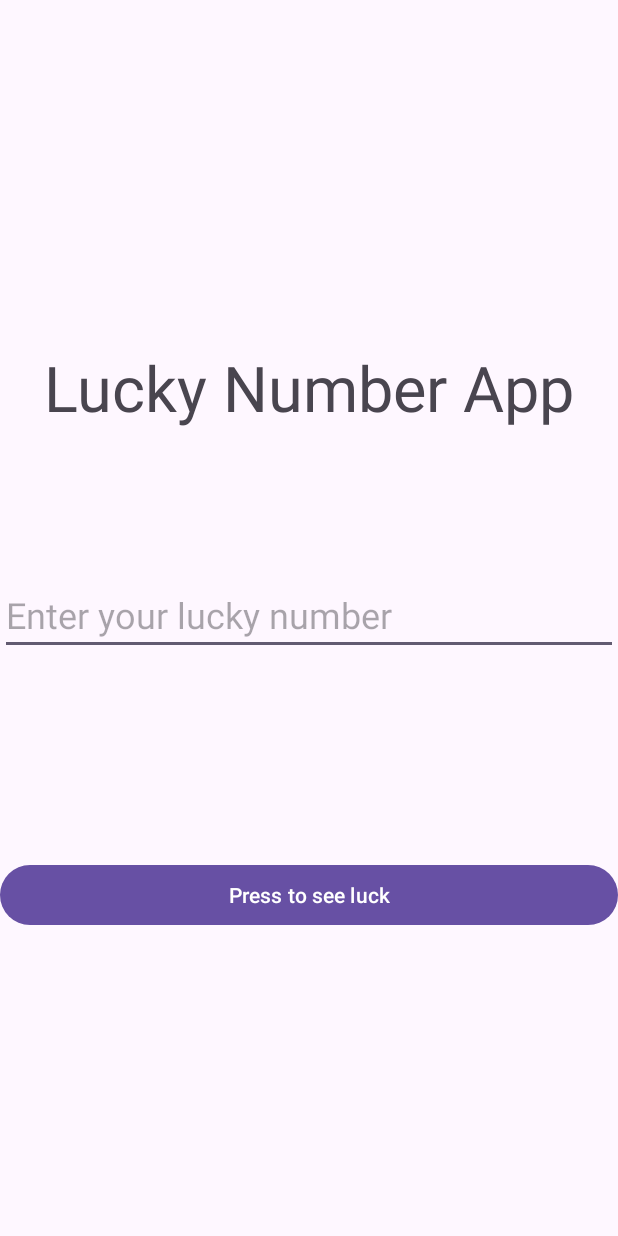
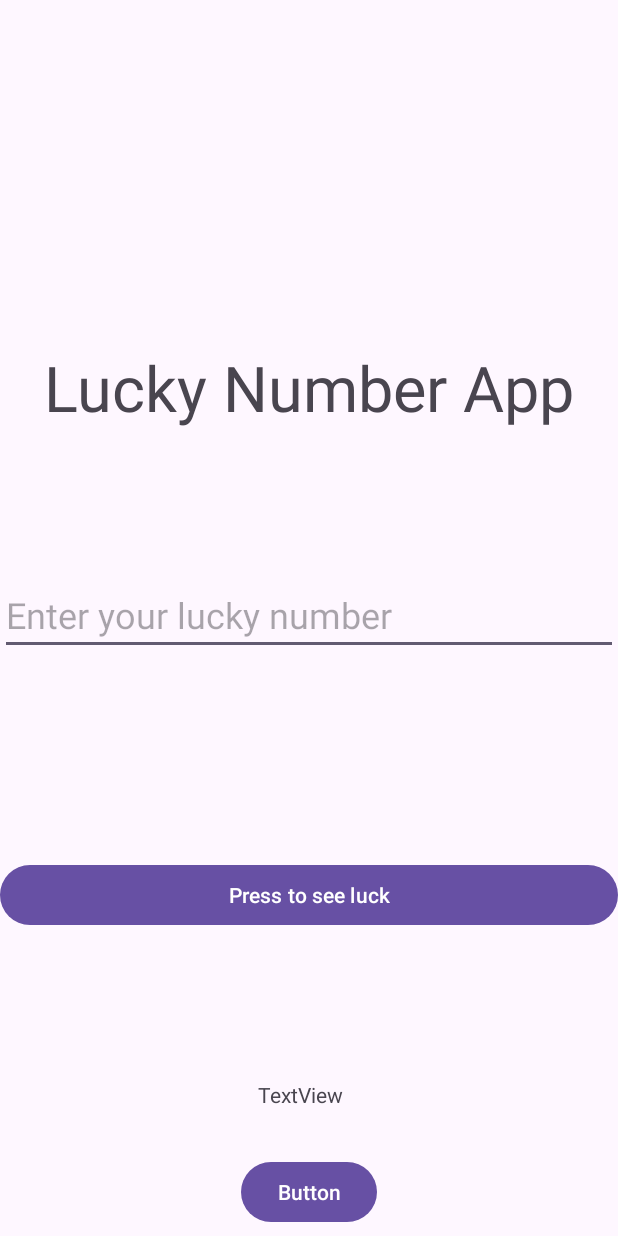
Before and after one commit to swapnil-up/AndroidScratchpad, an Android app: the screen it shows after launch (MainActivity), on a phone screen of 412 x 824 dp. Run offline under Robolectric (Android 15) with nearby library versions, the phone set to English and light mode, and no system bars.

Commit message:
Learnt about plurals in android as well how to reference color from activity with code.

```diff
--- a/app/luckynumber/src/main/java/com/example/luckynumber/MainActivity.kt
+++ b/app/luckynumber/src/main/java/com/example/luckynumber/MainActivity.kt
@@ -6,6 +6,7 @@ import android.os.Bundle
 import android.widget.Button
 import android.widget.EditText
 import android.widget.TextView
+import androidx.core.content.ContextCompat
 
 class MainActivity : AppCompatActivity() {
     override fun onCreate(savedInstanceState: Bundle?) {
@@ -15,6 +16,23 @@ class MainActivity : AppCompatActivity() {
         val LuckyNumber:EditText=findViewById(R.id.LuckyNumber)
         val LuckyButton:Button=findViewById(R.id.LuckyButton)
 
+        val Button:Button=findViewById(R.id.button)
+        val text:TextView=findViewById(R.id.textView3)
+
+
+        val color:Int=ContextCompat.getColor(this,R.color.primary)
+
+        val numberOfApples = 1
+        val applesString = resources.getQuantityString(R.plurals.apples_quantity, numberOfApples, numberOfApples)
+
+
+        Button.setOnClickListener(){
+            text.text = applesString
+            text.setBackgroundColor(color)
+        }
+
+
+
         LuckyButton.setOnClickListener(){
             Intent(this, LuckyNumberActivity::class.java).also {
                 it.putExtra("EXTRA_NAME",LuckyNumber.text.toString())
--- a/app/luckynumber/src/main/res/layout/activity_main.xml
+++ b/app/luckynumber/src/main/res/layout/activity_main.xml
@@ -24,20 +24,40 @@
         android:layout_height="wrap_content"
         android:hint="Enter your lucky number"
         android:textSize="24sp"
-        app:layout_constraintVertical_bias="0.2"
         app:layout_constraintBottom_toBottomOf="parent"
         app:layout_constraintEnd_toEndOf="parent"
         app:layout_constraintStart_toStartOf="parent"
-        app:layout_constraintTop_toBottomOf="@+id/textView" />
+        app:layout_constraintTop_toBottomOf="@+id/textView"
+        app:layout_constraintVertical_bias="0.2" />
 
     <Button
         android:id="@+id/LuckyButton"
         android:layout_width="match_parent"
         android:layout_height="wrap_content"
         android:text="Press to see luck"
-        app:layout_constraintVertical_bias="0.4"
         app:layout_constraintBottom_toBottomOf="parent"
         app:layout_constraintEnd_toEndOf="parent"
         app:layout_constraintStart_toStartOf="parent"
-        app:layout_constraintTop_toBottomOf="@+id/LuckyNumber" />
+        app:layout_constraintTop_toBottomOf="@+id/LuckyNumber"
+        app:layout_constraintVertical_bias="0.4" />
+
+    <Button
+        android:id="@+id/button"
+        android:layout_width="wrap_content"
+        android:layout_height="wrap_content"
+        android:layout_marginBottom="5dp"
+        android:text="Button"
+        app:layout_constraintBottom_toBottomOf="parent"
+        app:layout_constraintEnd_toEndOf="parent"
+        app:layout_constraintStart_toStartOf="parent" />
+
+    <TextView
+        android:id="@+id/textView3"
+        android:layout_width="wrap_content"
+        android:layout_height="wrap_content"
+        android:layout_marginStart="11dp"
+        android:layout_marginBottom="31dp"
+        android:text="TextView"
+        app:layout_constraintBottom_toTopOf="@+id/button"
+        app:layout_constraintStart_toStartOf="@+id/button" />
 </androidx.constraintlayout.widget.ConstraintLayout>
--- a/app/luckynumber/src/main/res/values/colors.xml
+++ b/app/luckynumber/src/main/res/values/colors.xml
@@ -1,5 +1,6 @@
 <?xml version="1.0" encoding="utf-8"?>
 <resources>
     <color name="black">#FF000000</color>
+    <color name="primary">#FE00AB</color>
     <color name="white">#FFFFFFFF</color>
 </resources>
--- a/app/luckynumber/src/main/res/values/strings.xml
+++ b/app/luckynumber/src/main/res/values/strings.xml
@@ -1,3 +1,10 @@
 <resources>
     <string name="app_name">LuckyNumber</string>
+
+        <string name="apples">You have %d apple</string>
+        <plurals name="apples_quantity">
+            <item quantity="one">%d apple</item>
+            <item quantity="other">%d apples</item>
+        </plurals>
+
 </resources>
```
